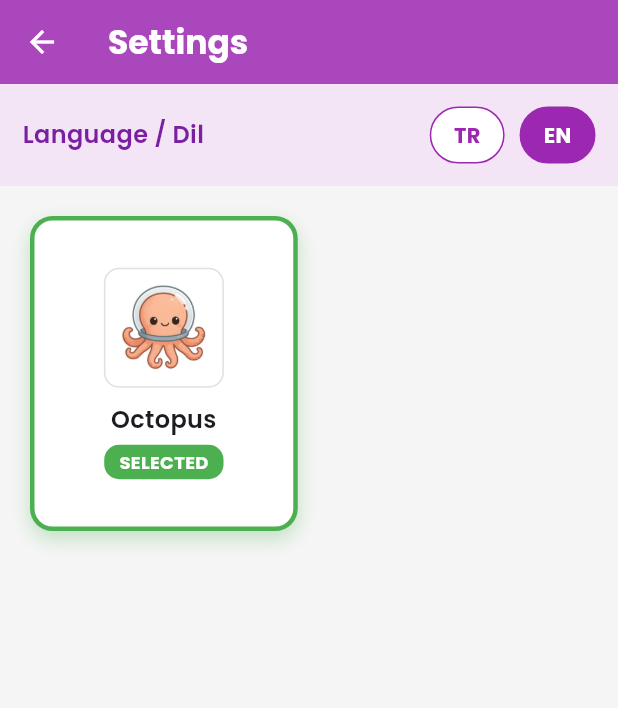
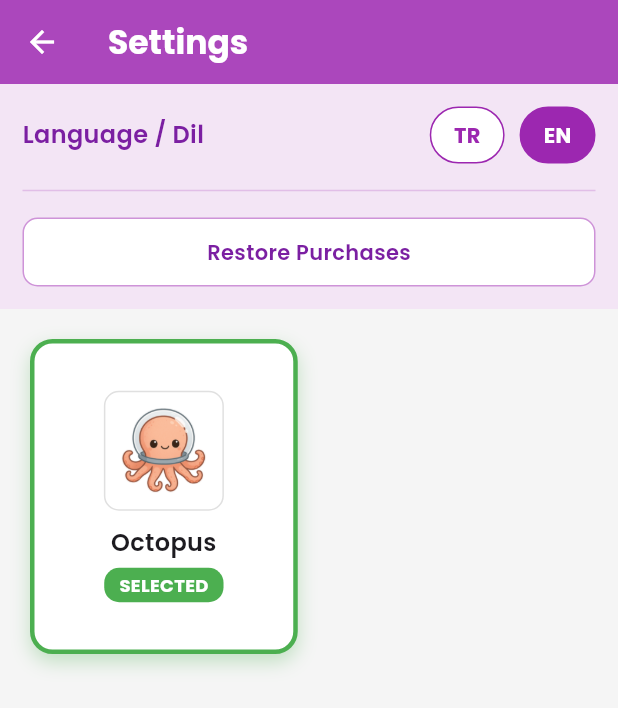
Before and after one commit to barisipk/aquacrew, a Flutter app: the SettingsScreen screen opened directly, on a phone screen of 412 x 824 dp. Shown: the top 708 px of the screen. Run offline on Flutter 3.47's test engine with Material 3 defaults, Android fonts, the phone set to English and light mode, and no system bars; our stand-ins replace google_fonts, in_app_purchase, shared_preferences; missing offline and left inert: flame; accounts and stored records are empty.

Commit message:
feat: Add restore purchases functionality to settings and include Turkish privacy policy.

```diff
--- a/doodle/lib/screens/settings_screen.dart
+++ b/doodle/lib/screens/settings_screen.dart
@@ -46,7 +46,9 @@ class _SettingsScreenState extends State<SettingsScreen> {
           Container(
             padding: const EdgeInsets.all(15),
             color: Colors.purple.shade50,
-            child: Row(
+            child: Column(
+              children: [
+                Row(
                   mainAxisAlignment: MainAxisAlignment.spaceBetween,
                   children: [
                     Text(
@@ -63,6 +65,44 @@ class _SettingsScreenState extends State<SettingsScreen> {
                         const SizedBox(width: 10),
                         _buildLanguageButton('en', 'EN'),
                       ],
+                    ),
+                  ],
+                ),
+                const SizedBox(height: 10),
+                Divider(color: Colors.purple.shade100),
+                const SizedBox(height: 10),
+                GestureDetector(
+                  onTap: () async {
+                    await _gameState.restorePurchases();
+                    if (mounted) {
+                      ScaffoldMessenger.of(context).showSnackBar(
+                        SnackBar(
+                          content: Text(
+                            _gameState.t('restore_purchase_success'),
+                          ),
+                          backgroundColor: Colors.green,
+                        ),
+                      );
+                    }
+                  },
+                  child: Container(
+                    padding: const EdgeInsets.symmetric(vertical: 12),
+                    decoration: BoxDecoration(
+                      color: Colors.white,
+                      borderRadius: BorderRadius.circular(10),
+                      border: Border.all(color: Colors.purple.shade200),
+                    ),
+                    child: Center(
+                      child: Text(
+                        _gameState.t('restore_purchases_button'),
+                        style: GoogleFonts.poppins(
+                          color: Colors.purple.shade700,
+                          fontWeight: FontWeight.w600,
+                          fontSize: 14,
+                        ),
+                      ),
+                    ),
+                  ),
                 ),
               ],
             ),
--- a/doodle/lib/services/game_state.dart
+++ b/doodle/lib/services/game_state.dart
@@ -116,6 +116,10 @@ class GameState extends ChangeNotifier {
 
       'item_plat_default_name': 'Varsayılan',
       'item_plat_default_desc': 'Klasik platform',
+
+      'restore_purchases_button': 'Satın Almaları Geri Yükle',
+      'restore_purchase_success': 'Satın almalar geri yüklendi',
+      'restore_purchase_error': 'Geri yükleme sırasında hata oluştu',
     },
     'en': {
       'app_title': 'Aqua Crew',
@@ -148,6 +152,10 @@ class GameState extends ChangeNotifier {
       'cancel': 'Cancel',
       'buy_confirm_title': 'Buy',
       'buy_confirm_content': 'Do you want to buy this item?',
+
+      'restore_purchases_button': 'Restore Purchases',
+      'restore_purchase_success': 'Purchases restored successfully',
+      'restore_purchase_error': 'Error restoring purchases',
 
       // Items
       'item_bg_default_name': 'Default',
@@ -267,13 +275,17 @@ class GameState extends ChangeNotifier {
 
   void _listenToPurchaseUpdated(List<PurchaseDetails> purchaseDetailsList) {
     purchaseDetailsList.forEach((PurchaseDetails purchaseDetails) async {
+      print(
+        'Purchase Update: status=${purchaseDetails.status} productID=${purchaseDetails.productID}',
+      );
       if (purchaseDetails.status == PurchaseStatus.pending) {
         // Show pending UI
       } else {
         if (purchaseDetails.status == PurchaseStatus.error) {
-          // Handle error
+          print('Purchase Error: ${purchaseDetails.error}');
         } else if (purchaseDetails.status == PurchaseStatus.purchased ||
             purchaseDetails.status == PurchaseStatus.restored) {
+          print('Purchase success/restored: ${purchaseDetails.productID}');
           bool valid = await _verifyPurchase(purchaseDetails);
           if (valid) {
             _deliverProduct(purchaseDetails);
@@ -294,10 +306,11 @@ class GameState extends ChangeNotifier {
   }
 
   void _handleInvalidPurchase(PurchaseDetails purchaseDetails) {
-    // Handle invalid purchase
+    print('Invalid Purchase: ${purchaseDetails.productID}');
   }
 
   void _deliverProduct(PurchaseDetails purchaseDetails) {
+    print('Delivering Product: ${purchaseDetails.productID}');
     // Unlock the item
     purchaseItem(purchaseDetails.productID);
   }
@@ -328,6 +341,12 @@ class GameState extends ChangeNotifier {
       if (kDebugMode) {
         print("Product not found in store: $productId");
       }
+    }
+  }
+
+  Future<void> restorePurchases() async {
+    if (await _iap.isAvailable()) {
+      await _iap.restorePurchases();
     }
   }
 
@@ -605,8 +624,10 @@ class GameState extends ChangeNotifier {
   }
 
   Future<void> purchaseItem(String id) async {
+    print('Attempting to purchase/unlock item: $id');
     final index = allItems.indexWhere((item) => item.id == id);
     if (index != -1) {
+      print('Item found in allItems: $id');
       allItems[index] = allItems[index].copyWith(isPurchased: true);
 
       final purchasedIds = _prefs?.getStringList('purchasedItems') ?? [];
@@ -615,10 +636,13 @@ class GameState extends ChangeNotifier {
         await _prefs?.setStringList('purchasedItems', purchasedIds);
       }
       notifyListeners();
+    } else {
+      print('Item NOT found in allItems: $id');
     }
 
     // Eğer tüm karakterler paketi alındıysa hepsini aç
     if (id == 'bundle_all_characters') {
+      print('Unlocking all characters for bundle...');
       for (int i = 0; i < allItems.length; i++) {
         if (allItems[i].type == ItemType.character) {
           // Exclude specific characters from the bundle
@@ -640,6 +664,7 @@ class GameState extends ChangeNotifier {
         }
       }
       notifyListeners();
+      print('All characters unlocked.');
     }
   }
 
```
Also changed, not shown: 2 other files. Lines whose indentation alone changed are shown as unchanged.
